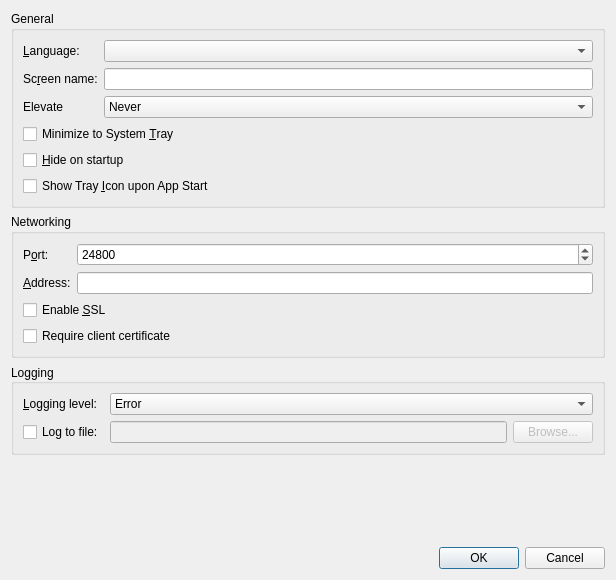
Before: the Qt Designer form src/gui/src/SettingsDialog.ui in input-leap/input-leap, drawn with Qt 5.
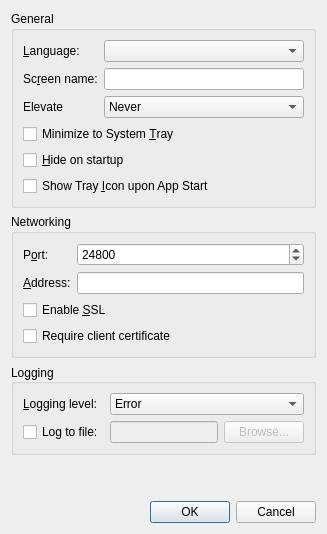
After: the same form once the commit is applied.

Commit message: gui/SettingsDialog: Let the dialog pick its own height with a width of at least 400

The edit to the form file:
```diff
--- a/src/gui/src/SettingsDialog.ui
+++ b/src/gui/src/SettingsDialog.ui
@@ -6,8 +6,8 @@
    <rect>
     <x>0</x>
     <y>0</y>
-    <width>616</width>
-    <height>580</height>
+    <width>400</width>
+    <height>0</height>
    </rect>
   </property>
   <property name="windowTitle">
```
